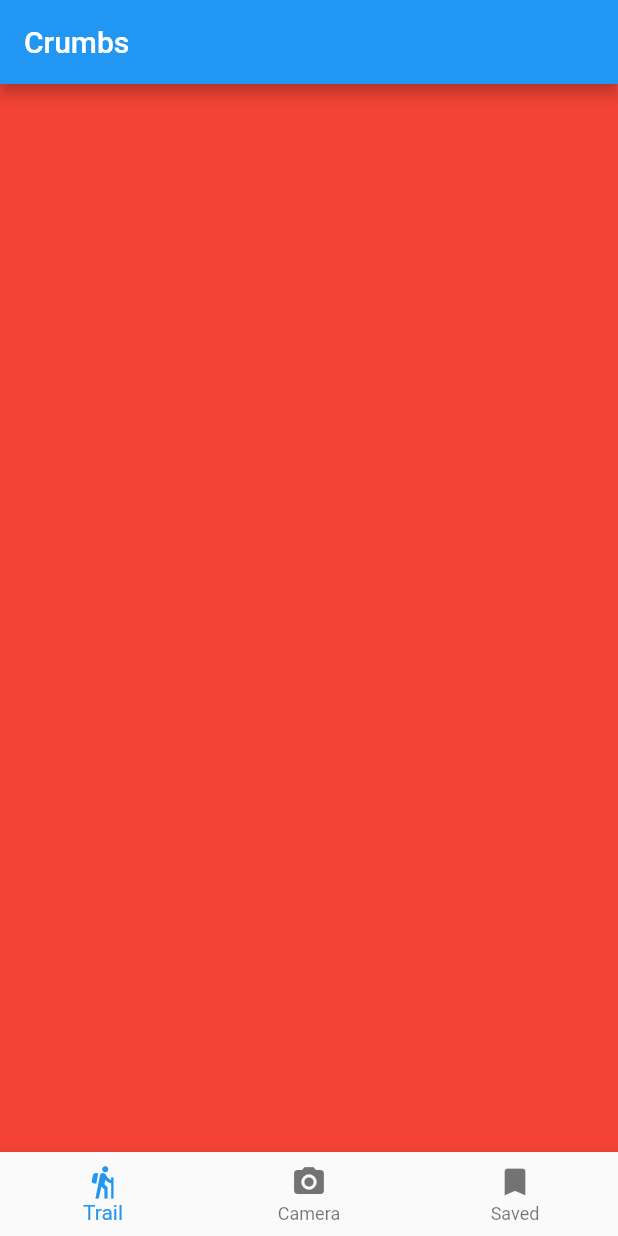
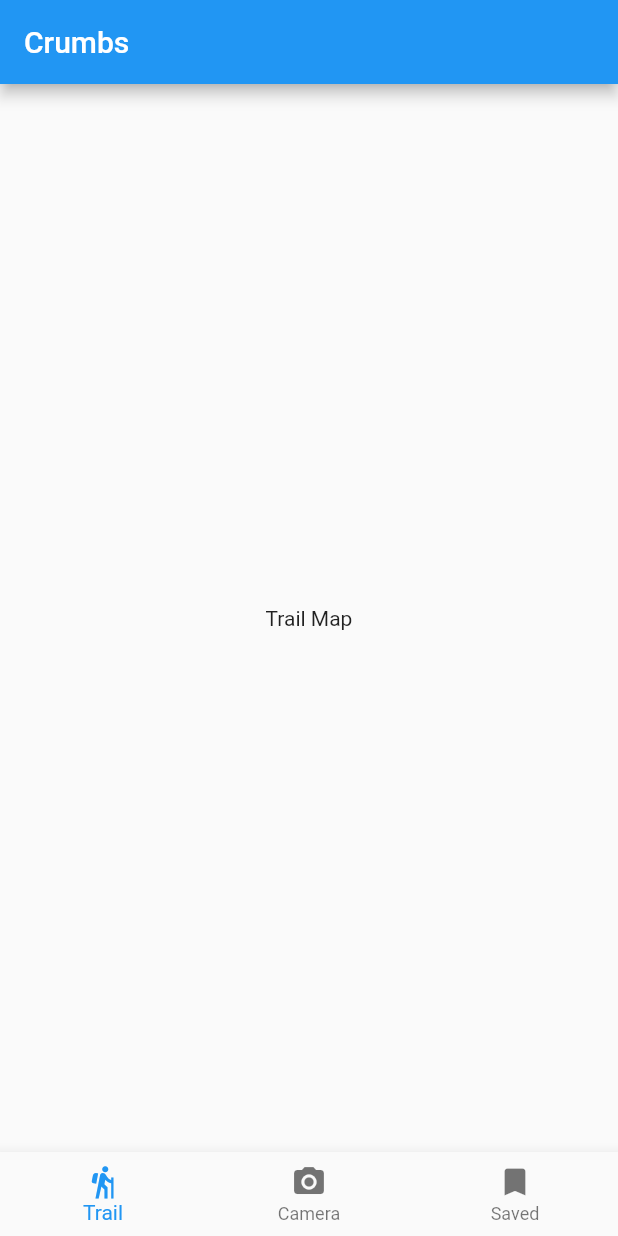
Before and after one commit to Sungrebe/Crumbs-Beta, a Flutter app: the screen it shows after launch, on a phone screen of 412 x 824 dp. Run offline on Flutter 3.47's test engine with Material 2 defaults, Android fonts, the phone set to English and light mode, and no system bars; our stand-ins replace geolocator.

Commit message:
created trail tab

```diff
--- a/lib/main.dart
+++ b/lib/main.dart
@@ -1,5 +1,5 @@
 import 'package:flutter/material.dart';
-import 'package:crumbs/tabs/trail.dart';
+import 'package:crumbs/tabs/trail/trail.dart';
 
 void main() {
   runApp(const App());
@@ -34,6 +34,8 @@ class _HomePageState extends State<HomePage> {
 
   static final List<Widget> _tabs = [
     const TrailTab(key: Key('trail_tab')),
+    Container(color: Colors.green),
+    Container(color: Colors.blue),
   ];
 
   void _onItemTapped(int index) {
--- a/lib/tabs/trail.dart
+++ /dev/null
@@ -1,15 +0,0 @@
-import 'package:flutter/material.dart';
-
-class TrailTab extends StatefulWidget {
-  const TrailTab({Key? key}) : super(key: key);
-
-  @override
-  State<TrailTab> createState() => _TrailTabState();
-}
-
-class _TrailTabState extends State<TrailTab> {
-  @override
-  Widget build(BuildContext context) {
-    return Container(color: Colors.red);
-  }
-}
--- /dev/null
+++ b/lib/tabs/trail/map.dart
@@ -0,0 +1,15 @@
+import 'package:flutter/material.dart';
+
+class TrailMap extends StatefulWidget {
+  const TrailMap({Key? key}) : super(key: key);
+
+  @override
+  State<TrailMap> createState() => _TrailMapState();
+}
+
+class _TrailMapState extends State<TrailMap> {
+  @override
+  Widget build(BuildContext context) {
+    return const Text('Trail Map');
+  }
+}
--- /dev/null
+++ b/lib/tabs/trail/trail.dart
@@ -0,0 +1,46 @@
+import 'package:flutter/material.dart';
+import 'package:geolocator/geolocator.dart';
+import 'package:crumbs/tabs/trail/map.dart';
+
+class TrailTab extends StatefulWidget {
+  const TrailTab({Key? key}) : super(key: key);
+
+  @override
+  State<TrailTab> createState() => _TrailTabState();
+}
+
+class _TrailTabState extends State<TrailTab> {
+  @override
+  Widget build(BuildContext context) {
+    return FutureBuilder(
+      future: Geolocator.requestPermission(),
+      builder: (BuildContext context, AsyncSnapshot<LocationPermission> permissionSnapshot) {
+        Widget body = const SizedBox.shrink();
+
+        if (permissionSnapshot.hasError) {
+          body = const Text('An error occurred.');
+        } else {
+          LocationPermission? permission = permissionSnapshot.data;
+
+          switch (permissionSnapshot.connectionState) {
+            case ConnectionState.none:
+              body = const Text('Not connected.');
+              break;
+            case ConnectionState.waiting:
+              body = const CircularProgressIndicator();
+              break;
+            case ConnectionState.active:
+            case ConnectionState.done:
+              if (permission == LocationPermission.whileInUse || permission == LocationPermission.always) {
+                body = const TrailMap();
+              }
+
+              break;
+          }
+        }
+
+        return Center(child: body);
+      },
+    );
+  }
+}
--- a/pubspec.yaml
+++ b/pubspec.yaml
@@ -29,7 +29,8 @@ environment:
 dependencies:
   flutter:
     sdk: flutter
-
+  flutter_map: ^0.14.0
+  geolocator: ^8.2.1
 
   # The following adds the Cupertino Icons font to your application.
   # Use with the CupertinoIcons class for iOS style icons.
```
Also changed, not shown: pubspec.lock, 4 other files.
